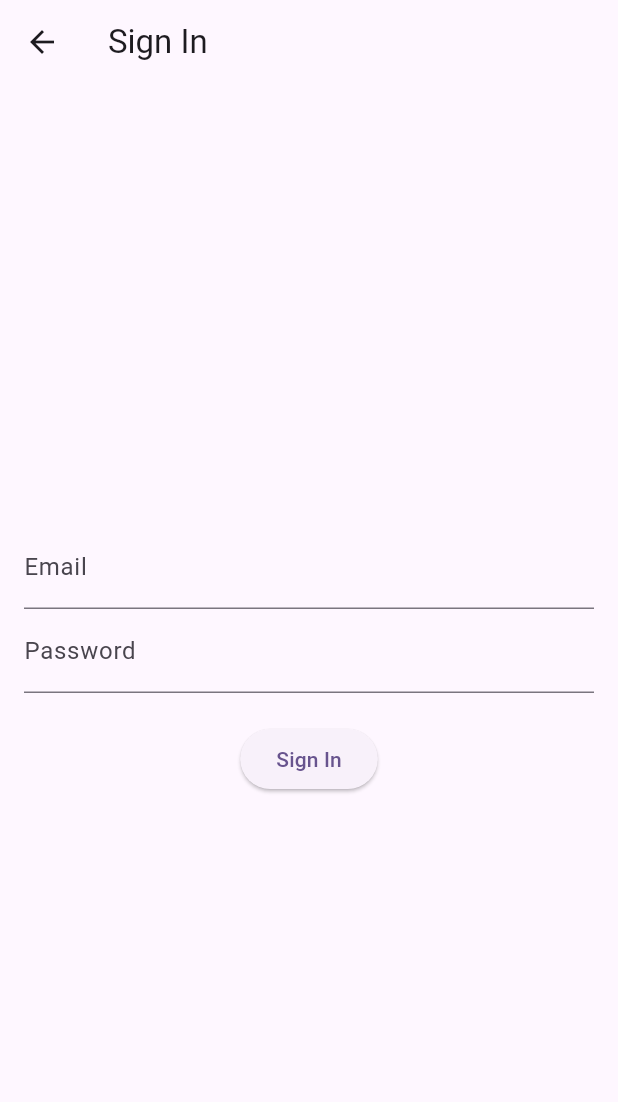
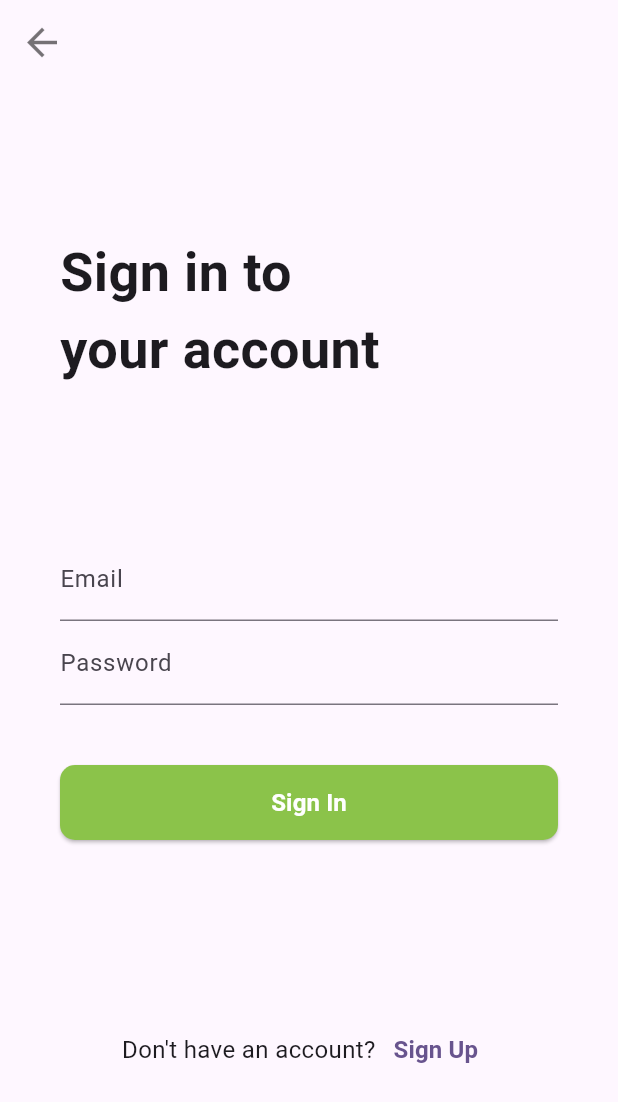
Before and after one commit to lvyin1122/city_walk, a Flutter app: the screen it shows after launch, after a tap on "I already have an account", on a phone screen of 412 x 824 dp. Shown: the top 1102 px of the screen. Run offline on Flutter 3.47's test engine with Material 3 defaults, Android fonts, the phone set to English and light mode, and no system bars.

Commit message:
Login page

```diff
--- a/lib/sign_in_page.dart
+++ b/lib/sign_in_page.dart
@@ -1,30 +1,102 @@
+import 'package:city_walk/sign_up_page.dart';
+import 'package:city_walk/splash_screen.dart';
 import 'package:flutter/material.dart';
+import 'theme/app_text_styles.dart';
+import 'theme/app_colors.dart';
 
 class SignInPage extends StatelessWidget {
+  const SignInPage({super.key});
+
   @override
   Widget build(BuildContext context) {
     return Scaffold(
       appBar: AppBar(
-        title: Text('Sign In'),
+        backgroundColor: Colors.transparent,
+        elevation: 0,
+        leading: IconButton(
+          icon: Icon(Icons.arrow_back, color: AppColors.textColor, size: 30),
+          onPressed: () {
+            // jump to splash screen and clear the stack
+            Navigator.pushAndRemoveUntil(
+              context,
+              PageRouteBuilder(
+                pageBuilder: (context, animation1, animation2) => SplashScreen(),
+                transitionDuration: Duration.zero,
+              ),
+              (route) => false,
+            );
+          },
+        ),
       ),
       body: Padding(
-        padding: const EdgeInsets.all(16.0),
+        padding: const EdgeInsets.only(
+          top: 100.0,
+          bottom: 100.0,
+          left: 40.0,
+          right: 40.0,
+        ),
         child: Column(
-          mainAxisAlignment: MainAxisAlignment.center,
+          mainAxisAlignment: MainAxisAlignment.spaceBetween,
+          crossAxisAlignment: CrossAxisAlignment.center,
           children: <Widget>[
+            Column(
+              children: [
+                SizedBox(
+                  width: double.infinity,
+                  child: Text(
+                    'Sign in to \nyour account',
+                    style: AppTextStyles.headline1,
+                  ),
+                ),
+                SizedBox(height: 100),
+
                 TextField(
-              decoration: InputDecoration(labelText: 'Email'),
+                  decoration: InputDecoration(
+                    labelText: 'Email',
+                    labelStyle: AppTextStyles.bodyText1,
+                  ),
                 ),
                 TextField(
-              decoration: InputDecoration(labelText: 'Password'),
+                  decoration: InputDecoration(
+                    labelText: 'Password',
+                    labelStyle: AppTextStyles.bodyText1,
+                  ),
                   obscureText: true,
                 ),
-            SizedBox(height: 20),
-            ElevatedButton(
+                SizedBox(height: 40),
+                SizedBox(
+                  width: double.infinity,
+                  child: ElevatedButton(
+                    style: ElevatedButton.styleFrom(
+                      minimumSize: Size(double.infinity, 50),
+                      shape: RoundedRectangleBorder(
+                        borderRadius: BorderRadius.circular(10.0),
+                      ),
+                      foregroundColor: AppColors.buttonTextColor,
+                      backgroundColor: AppColors.primaryColor,
+                    ),
                     onPressed: () {
                       // Handle sign in logic
                     },
-              child: Text('Sign In'),
+                    child: Text('Sign In', style: AppTextStyles.button),
+                  ),
+                ),
+              ],
+            ),
+            Row(
+              mainAxisAlignment: MainAxisAlignment.center,
+              children: [
+                Text('Don\'t have an account?', style: AppTextStyles.bodyText1),
+                TextButton(
+                  onPressed: () {
+                    Navigator.push(
+                      context,
+                      MaterialPageRoute(builder: (context) => SignUpPage()),
+                    );
+                  },
+                  child: Text('Sign Up', style: AppTextStyles.button),
+                ),
+              ],
             ),
           ],
         ),
--- a/lib/splash_screen.dart
+++ b/lib/splash_screen.dart
@@ -1,3 +1,4 @@
+import 'package:city_walk/theme/app_text_styles.dart';
 import 'package:flutter/material.dart';
 import 'sign_up_page.dart';
 import 'sign_in_page.dart';
@@ -22,7 +23,7 @@ class SplashScreen extends StatelessWidget {
               children: <Widget>[
                 Text(
                   'Welcome to CityWalk!',
-                  style: TextStyle(fontSize: 36, fontWeight: FontWeight.bold),
+                  style: AppTextStyles.headline1,
                 ),
                 Column(
                   children: [
@@ -33,6 +34,7 @@ class SplashScreen extends StatelessWidget {
                           shape: RoundedRectangleBorder(
                             borderRadius: BorderRadius.circular(10.0),
                           ),
+                          minimumSize: Size(double.infinity, 50),
                           foregroundColor: AppColors.buttonTextColor,
                           backgroundColor: AppColors.primaryColor,
                         ),
@@ -42,7 +44,7 @@ class SplashScreen extends StatelessWidget {
                             MaterialPageRoute(builder: (context) => SignUpPage()),
                           );
                         },
-                        child: Text('I am new here!'),
+                        child: Text('I am new here!', style: AppTextStyles.button),
                       ),
                     ),
                     SizedBox(height: 20),
@@ -50,9 +52,10 @@ class SplashScreen extends StatelessWidget {
                       width: double.infinity,
                       child: TextButton(
                         style: ButtonStyle(
-                          foregroundColor: MaterialStateProperty.all(AppColors.secondaryColor),
-                          shape: MaterialStateProperty.resolveWith<OutlinedBorder>((Set<MaterialState> states) {
-                            if (states.contains(MaterialState.hovered)) {
+                          minimumSize: WidgetStateProperty.all(Size(double.infinity, 50)),
+                          foregroundColor: WidgetStateProperty.all(AppColors.secondaryColor),
+                          shape: WidgetStateProperty.resolveWith<OutlinedBorder>((Set<WidgetState> states) {
+                            if (states.contains(WidgetState.hovered)) {
                               return RoundedRectangleBorder(
                                 borderRadius: BorderRadius.circular(10.0),
                                 side: BorderSide(color: AppColors.hoverBorderColor),
--- /dev/null
+++ b/lib/theme/app_text_styles.dart
@@ -0,0 +1,8 @@
+import 'package:flutter/material.dart';
+
+class AppTextStyles {
+  static const TextStyle headline1 = TextStyle(fontSize: 36, fontWeight: FontWeight.bold);
+  static const TextStyle headline6 = TextStyle(fontSize: 24, fontWeight: FontWeight.bold);
+  static const TextStyle bodyText1 = TextStyle(fontSize: 16, fontWeight: FontWeight.normal);
+  static const TextStyle button = TextStyle(fontSize: 16, fontWeight: FontWeight.bold);
+}
```
Also changed, not shown: lib/sign_up_page.dart (+94 -8 lines). Lines whose indentation alone changed are shown as unchanged.
